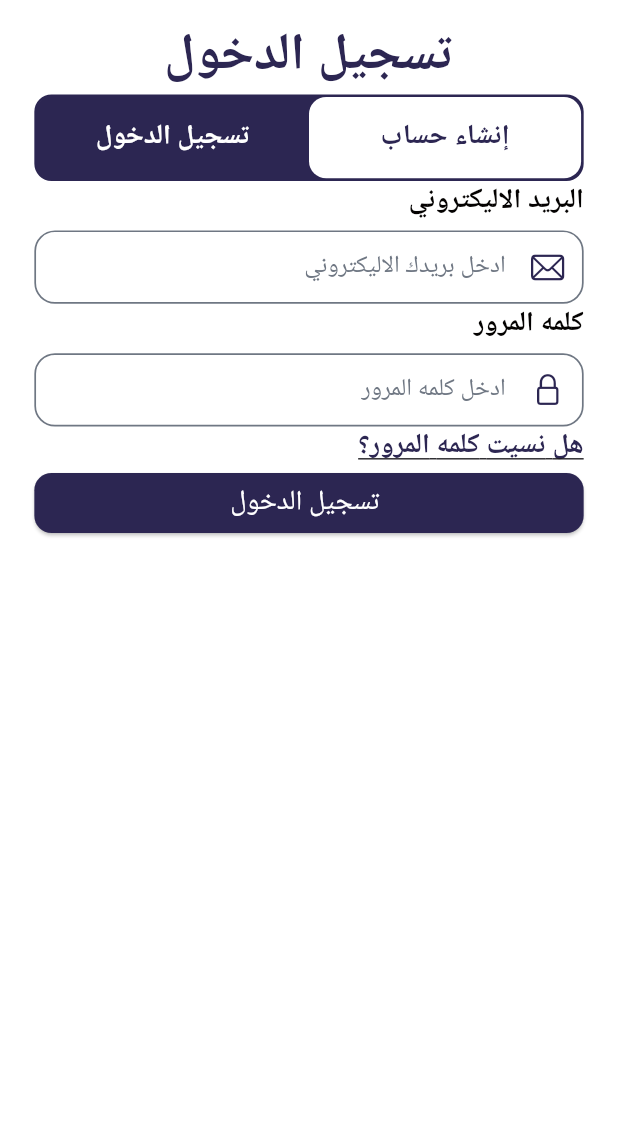
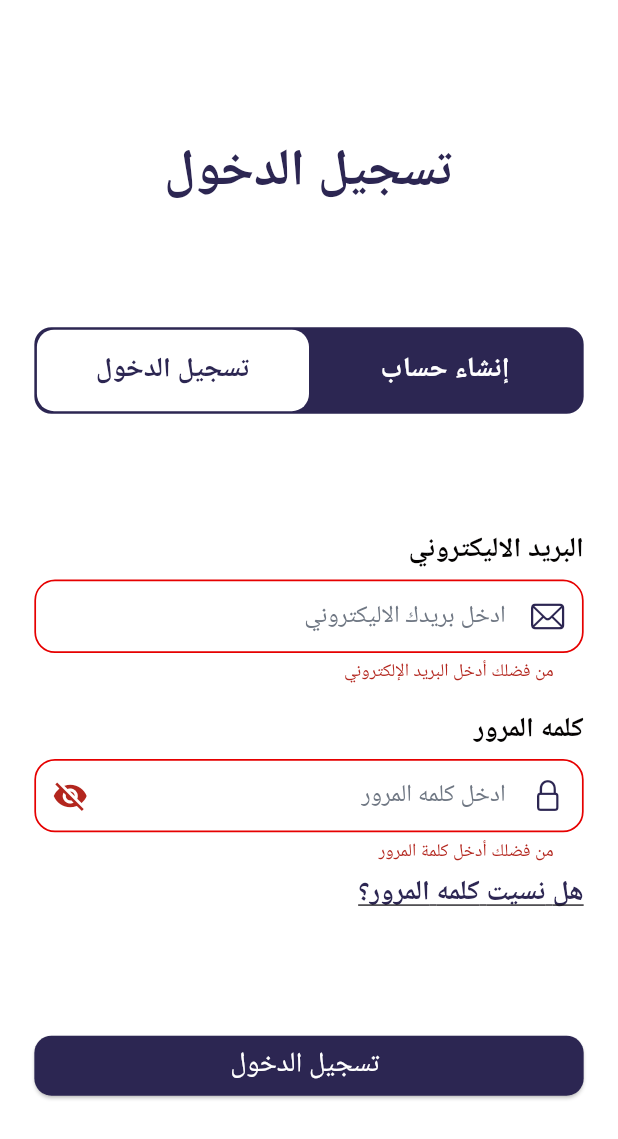
Before and after one commit to abdo2121nasser/deaf_gain, a Flutter app: the screen it shows after launch, after a tap on "تسجيل الدخول", on a phone screen of 412 x 824 dp. Shown: the top 1139 px of the screen. Run offline on Flutter 3.47's test engine with Material 3 defaults, Android fonts, the phone set to English and light mode, and no system bars; our stand-ins replace bloc, device_preview, dio, flutter_bloc, flutter_screenutil, go_router.

Commit message:
finish sign in ui

```diff
--- a/lib/configuration/routes.dart
+++ b/lib/configuration/routes.dart
@@ -24,7 +24,7 @@ class AppRoute {
 
        GoRoute(
           path: authenticationScreen,
-          builder: (context, state) => const AuthenticationScreen(),
+          builder: (context, state) =>  AuthenticationScreen(),
         ),
       ]);
 }
--- a/lib/core/services/validator_service.dart
+++ b/lib/core/services/validator_service.dart
@@ -1,52 +1,46 @@
-class ValidatorService{
+class ValidatorService {
+  static String? validateEmail(String? value) {
+    if (value == null || value.isEmpty) {
+      return 'من فضلك أدخل البريد الإلكتروني';
+    }
 
-
- static String? validateEmail(String? value) {
-    if (value == null || value.isEmpty) {
-      return 'Please enter your Email';
-    }
-    // A basic regex for email validation
     final emailRegex = RegExp(r'^[\w-\.]+@([\w-]+\.)+[\w-]{2,4}$');
     if (!emailRegex.hasMatch(value)) {
-      return 'Please enter a valid Email';
-    }
-    return null;
-  }
- static String? validatePassword(String? value) {
-    if (value == null || value.isEmpty) {
-      return 'Please enter your Password';
-    }
-    if (value.length<7) {
-      return 'Please make the Password length at least 8 character';
-    }
-    return null;
-  }
- static String? validateName(String? value) {
-    if (value == null || value.trim().isEmpty) {
-      return 'Please enter your name';
-    }
-    final nameRegex = RegExp(r"^[a-zA-Z\s]+$");
-    if (!nameRegex.hasMatch(value)) {
-      return 'Name can only contain letters and spaces';
-    }
-    return null;
-  }
- static String? validatePhoneNumber(String? value) {
-    if (value == null || value.trim().isEmpty) {
-      return 'Please enter your phone number';
-    }
-
-    // This regex allows an optional '+' at the beginning followed by 7-15 digits.
-    final phoneRegex = RegExp(r'^\+?[0-9]{7,15}$');
-
-    if (!phoneRegex.hasMatch(value)) {
-      return 'Please enter a valid phone number';
+      return 'من فضلك أدخل بريدًا إلكترونيًا صالحًا';
     }
     return null;
   }
 
+  static String? validatePassword(String? value) {
+    if (value == null || value.isEmpty) {
+      return 'من فضلك أدخل كلمة المرور';
+    }
+    if (value.length < 7) {
+      return 'يجب أن تكون كلمة المرور مكونة من 8 أحرف على الأقل';
+    }
+    return null;
+  }
 
+  static String? validateName(String? value) {
+    if (value == null || value.trim().isEmpty) {
+      return 'من فضلك أدخل الاسم';
+    }
+    final nameRegex = RegExp(r"^[a-zA-Z\s]+$");
+    if (!nameRegex.hasMatch(value)) {
+      return 'يجب أن يحتوي الاسم على حروف ومسافات فقط';
+    }
+    return null;
+  }
 
+  static String? validatePhoneNumber(String? value) {
+    if (value == null || value.trim().isEmpty) {
+      return 'من فضلك أدخل رقم الهاتف';
+    }
 
-
+    final phoneRegex = RegExp(r'^\+?[0-9]{7,15}$');
+    if (!phoneRegex.hasMatch(value)) {
+      return 'من فضلك أدخل رقم هاتف صحيح';
+    }
+    return null;
+  }
 }
--- a/lib/features/authentication_feature/screens/authentication_screen.dart
+++ b/lib/features/authentication_feature/screens/authentication_screen.dart
@@ -1,19 +1,21 @@
-import 'package:deaf_gain/core/services/validator_service.dart';
 import 'package:deaf_gain/core/utils/colors/colors.dart';
-import 'package:deaf_gain/core/utils/component/custom_full_input_block.dart';
-import 'package:deaf_gain/core/utils/component/custom_title_widget.dart';
 import 'package:deaf_gain/core/utils/component/general_button_widget.dart';
 import 'package:deaf_gain/core/utils/values/app_size.dart';
 import 'package:deaf_gain/core/utils/values/font_size.dart';
+import 'package:deaf_gain/features/authentication_feature/models/sign_in_model.dart';
+import 'package:deaf_gain/features/authentication_feature/widgets/authentication_title_widget.dart';
 import 'package:flutter/material.dart';
-import 'package:toggle_switch/toggle_switch.dart';
 import 'package:flutter/cupertino.dart';
 
 import '../widgets/custom_switch_widget.dart';
 import '../widgets/sign_in_widgets/sign_in_button_widget.dart';
+import '../widgets/sign_in_widgets/sign_in_form_widget.dart';
 
 class AuthenticationScreen extends StatelessWidget {
-  const AuthenticationScreen({super.key});
+  AuthenticationScreen({super.key});
+  final GlobalKey<FormState> _globalKey = GlobalKey<FormState>();
+  final TextEditingController emailController = TextEditingController();
+  final TextEditingController passwordController = TextEditingController();
 
   @override
   Widget build(BuildContext context) {
@@ -22,59 +24,30 @@ class AuthenticationScreen extends StatelessWidget {
         padding: EdgeInsets.symmetric(horizontal: k20H, vertical: k10V),
         child: Column(
           crossAxisAlignment: CrossAxisAlignment.center,
+          mainAxisAlignment: MainAxisAlignment.spaceEvenly,
           children: [
-            Text(
-              'تسجيل الدخول',
-              style: TextStyle(
-                  fontSize: k30Sp,
-                  fontWeight: FontWeight.bold,
-                  color: kDarkBlueColor),
+            const AuthenticationTitleWidget(isSignInScreen: true,),
+            const CustomSwitchWidget(
+              isSignIn: true,
             ),
-            CustomSwitchWidget(
-              isSignIn: false,
+            SignInFormWidget(
+              globalKey: _globalKey,
+              emailController: emailController,
+              passwordController: passwordController,
             ),
-            Form(
-                child: Column(
-              children: [
-                CustomFullInputBlock(
-                    label: 'البريد الاليكتروني',
-                    hint: 'ادخل بريدك الاليكتروني',
-                    validator: ValidatorService.validateEmail,
-                    color: kBlackColor,
-                    enableBorder: true,
-                    prefixIcon: const Icon(
-                      CupertinoIcons.envelope,
-                      color: kDarkBlueColor,
-                    ),
-                    controller: TextEditingController()),
-                CustomFullInputBlock(
-                    label: 'كلمه المرور',
-                    hint: 'ادخل كلمه المرور',
-                    validator: ValidatorService.validatePassword,
-                    color: kBlackColor,
-                    enableBorder: true,
-                    prefixIcon: const Icon(
-                      CupertinoIcons.lock,
-                      color: kDarkBlueColor,
-                    ),
-                    controller: TextEditingController()),
-              ],
-            )),
-            Align(
-              alignment: Alignment.centerRight,
-              child: Text(
-                'هل نسيت كلمه المرور؟',
-                style: TextStyle(
-                    decoration: TextDecoration.underline,
-                    fontSize: k16Sp,
-                    fontWeight: FontWeight.bold,
-                    color: kDarkBlueColor),
-              ),
-            ),
-            SignInButton()
+            SignInButton(
+              isValidData: () => isValidData(),
+              signInModel: getSignInModel,
+            )
           ],
         ),
       ),
     );
   }
+
+  SignInModel getSignInModel() => SignInModel(
+                email: emailController.text,
+                password: passwordController.text);
+
+  bool isValidData() => _globalKey.currentState?.validate() ?? false;
 }
--- /dev/null
+++ b/lib/features/authentication_feature/widgets/authentication_title_widget.dart
@@ -0,0 +1,21 @@
+import 'package:flutter/material.dart';
+
+import '../../../core/utils/colors/colors.dart';
+import '../../../core/utils/values/font_size.dart';
+
+
+
+class AuthenticationTitleWidget extends StatelessWidget {
+  const AuthenticationTitleWidget({super.key,required this.isSignInScreen});
+ final bool isSignInScreen;
+  @override
+  Widget build(BuildContext context) {
+    return Text(
+      isSignInScreen?'تسجيل الدخول': 'انشاء حساب',
+      style: TextStyle(
+          fontSize: k30Sp,
+          fontWeight: FontWeight.bold,
+          color: kDarkBlueColor),
+    );
+  }
+}
--- a/lib/features/authentication_feature/widgets/custom_password_widget.dart
+++ b/lib/features/authentication_feature/widgets/custom_password_widget.dart
@@ -1,9 +1,9 @@
+import 'package:flutter/cupertino.dart';
 import 'package:flutter/material.dart';
 
 import '../../../core/services/validator_service.dart';
 import '../../../core/utils/colors/colors.dart';
 import '../../../core/utils/component/custom_full_input_block.dart';
-
 
 class CustomPasswordWidget extends StatefulWidget {
   final TextEditingController controller;
@@ -26,13 +26,16 @@ class _PasswordFieldState extends State<CustomPasswordWidget> {
       valueListenable: _obscureText,
       builder: (context, obscure, child) {
         return CustomFullInputBlock(
-          key: const ValueKey('password_field'),
-          label: 'Password',
+          label: 'كلمه المرور',
+          hint: 'ادخل كلمه المرور',
           validator: ValidatorService.validatePassword,
           color: kBlackColor,
+          enableBorder: true,
           controller: widget.controller,
-          enableBorder: true,
-          hint: 'Your Password',
+          prefixIcon: const Icon(
+            CupertinoIcons.lock,
+            color: kDarkBlueColor,
+          ),
           suffixIcon: obscure
               ? const Icon(Icons.visibility_off)
               : const Icon(Icons.visibility),
--- a/lib/features/authentication_feature/widgets/sign_in_widgets/sign_in_button_widget.dart
+++ b/lib/features/authentication_feature/widgets/sign_in_widgets/sign_in_button_widget.dart
@@ -1,5 +1,6 @@
 
 
+import 'package:deaf_gain/features/authentication_feature/models/sign_in_model.dart';
 import 'package:flutter/cupertino.dart';
 
 import '../../../../core/utils/colors/colors.dart';
@@ -8,14 +9,21 @@ import '../../../../core/utils/values/app_size.dart';
 
 class SignInButton extends StatelessWidget {
   const SignInButton({
-    super.key,
+    super.key,required this.isValidData,
+    required this.signInModel
   });
+  final bool Function() isValidData;
+  final SignInModel Function() signInModel;
 
   @override
   Widget build(BuildContext context) {
     return GeneralButtonWidget(
         label: 'تسجيل الدخول',
-        function: (){},
+        function: (){
+          if(isValidData()){
+            print(signInModel().toJson());
+          }
+        },
         size: Size(double.maxFinite, k20V),
         textColor: kWhiteColor,
         backgroundColor: kDarkBlueColor,
--- /dev/null
+++ b/lib/features/authentication_feature/widgets/sign_in_widgets/sign_in_form_widget.dart
@@ -0,0 +1,61 @@
+import 'package:deaf_gain/features/authentication_feature/widgets/custom_password_widget.dart';
+import 'package:flutter/cupertino.dart';
+import 'package:flutter/material.dart';
+
+import '../../../../core/services/validator_service.dart';
+import '../../../../core/utils/colors/colors.dart';
+import '../../../../core/utils/component/custom_full_input_block.dart';
+import '../../../../core/utils/values/app_size.dart';
+import '../../../../core/utils/values/font_size.dart';
+
+class SignInFormWidget extends StatelessWidget {
+  final GlobalKey<FormState> globalKey;
+ final TextEditingController emailController;
+ final TextEditingController passwordController;
+  const SignInFormWidget({super.key, required this.globalKey,
+  required this.emailController,
+  required this.passwordController,
+  });
+
+  @override
+  Widget build(BuildContext context) {
+    return Form(
+        key: globalKey,
+        child: Column(
+          children: [
+            CustomFullInputBlock(
+                label: 'البريد الاليكتروني',
+                hint: 'ادخل بريدك الاليكتروني',
+                validator: ValidatorService.validateEmail,
+                color: kBlackColor,
+                enableBorder: true,
+                prefixIcon: const Icon(
+                  CupertinoIcons.envelope,
+                  color: kDarkBlueColor,
+                ),
+                controller: emailController),
+            SizedBox(
+              height: k14V,
+            ),
+            CustomPasswordWidget(controller: passwordController),
+            SizedBox(
+              height: k5V,
+            ),
+            Align(
+              alignment: Alignment.centerRight,
+              child: GestureDetector(
+                onTap: () {},
+                child: Text(
+                  'هل نسيت كلمه المرور؟',
+                  style: TextStyle(
+                      decoration: TextDecoration.underline,
+                      fontSize: k16Sp,
+                      fontWeight: FontWeight.bold,
+                      color: kDarkBlueColor),
+                ),
+              ),
+            ),
+          ],
+        ));
+  }
+}
```
